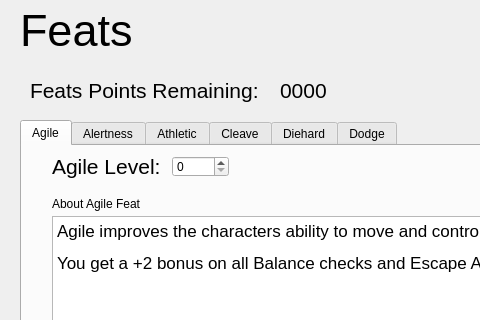
Qt form dndprototype/feats.ui (Jcamp44/dndBuilder) before a commit; both pictures show x 0 to 480 and y 0 to 320 of the 616 by 513 pixel window.
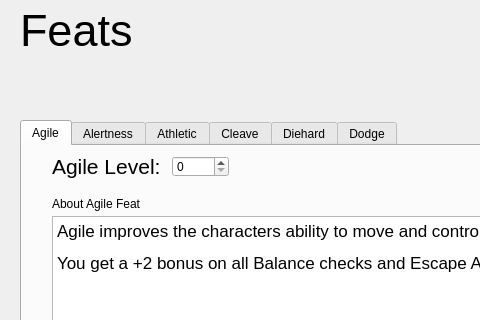
The same form after that commit.

What changed in the file:
```diff
--- a/dndprototype/feats.ui
+++ b/dndprototype/feats.ui
@@ -473,44 +473,6 @@
     <string>Next</string>
    </property>
   </widget>
-  <widget class="QLabel" name="label">
-   <property name="geometry">
-    <rect>
-     <x>30</x>
-     <y>75</y>
-     <width>241</width>
-     <height>31</height>
-    </rect>
-   </property>
-   <property name="font">
-    <font>
-     <family>Arial</family>
-     <pointsize>16</pointsize>
-    </font>
-   </property>
-   <property name="text">
-    <string>Feats Points Remaining:</string>
-   </property>
-  </widget>
-  <widget class="QLabel" name="label_2">
-   <property name="geometry">
-    <rect>
-     <x>280</x>
-     <y>70</y>
-     <width>62</width>
-     <height>41</height>
-    </rect>
-   </property>
-   <property name="font">
-    <font>
-     <family>Arial</family>
-     <pointsize>16</pointsize>
-    </font>
-   </property>
-   <property name="text">
-    <string>0000</string>
-   </property>
-  </widget>
  </widget>
  <resources/>
  <connections/>
```
